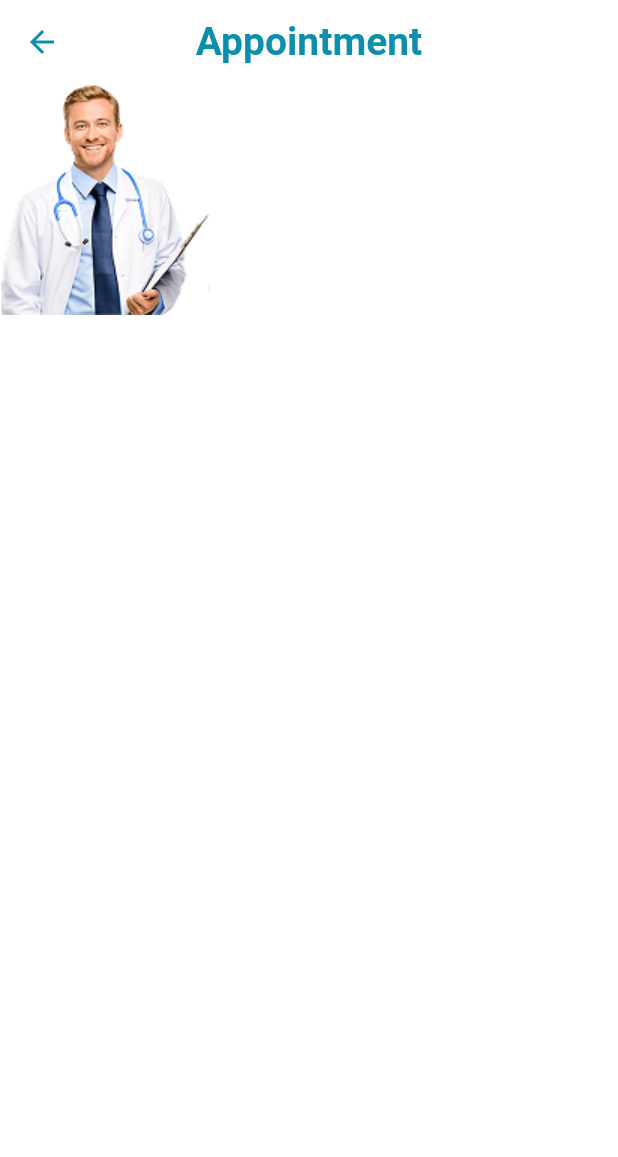
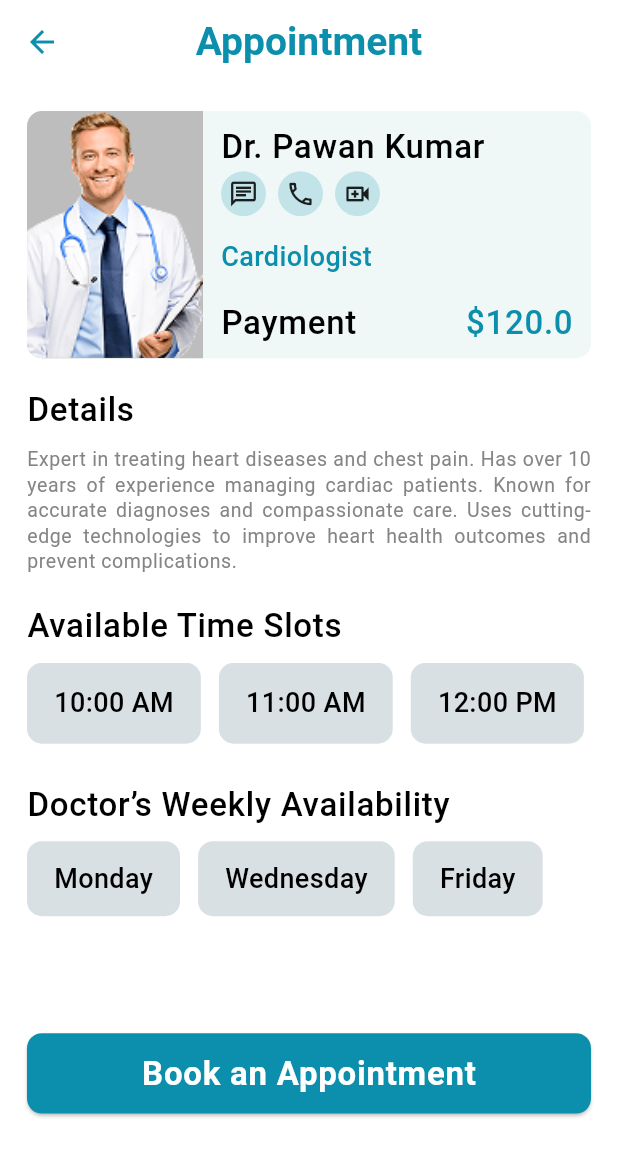
Before and after one commit to Shougotmollik/DocLink, a Flutter app: the HomeScreen screen opened directly, after a tap on "Dr. Pawan Kumar", on a phone screen of 412 x 824 dp. Shown: the top 1157 px of the screen. Run offline on Flutter 3.47's test engine with Material 3 defaults, Android fonts, the light colour scheme and no system bars; our stand-ins replace carousel_slider, flutter_svg, get, google_fonts.

Commit message:
- design doctor details screen

```diff
--- a/lib/controller_binder.dart
+++ b/lib/controller_binder.dart
@@ -1,4 +1,5 @@
 import 'package:doclink/controllers/auth_controller.dart';
+import 'package:doclink/controllers/doctor_appointment_controller.dart';
 import 'package:doclink/controllers/home_controller.dart';
 import 'package:doclink/controllers/nav_bar_controller.dart';
 import 'package:doclink/controllers/profile_controller.dart';
@@ -11,5 +12,8 @@ class ControllerBinder extends Bindings {
     Get.lazyPut<NavBarController>(() => NavBarController());
     Get.lazyPut<ProfileController>(() => ProfileController());
     Get.lazyPut<HomeController>(() => HomeController());
+    Get.lazyPut<DoctorAppointmentController>(
+      () => DoctorAppointmentController(),
+    );
   }
 }
--- /dev/null
+++ b/lib/controllers/doctor_appointment_controller.dart
@@ -0,0 +1,14 @@
+import 'package:get/get.dart';
+
+class DoctorAppointmentController extends GetxController {
+  RxString selectedHour = ''.obs;
+  RxString selectedDay = ''.obs;
+
+  void selectHour(String hour) {
+    selectedHour.value = hour;
+  }
+
+  void selectDay(String day) {
+    selectedDay.value = day;
+  }
+}
--- a/lib/controllers/home_controller.dart
+++ b/lib/controllers/home_controller.dart
@@ -1,3 +1,4 @@
+import 'package:doclink/views/home/model/banner_model.dart';
 import 'package:doclink/views/home/model/category_model.dart';
 import 'package:doclink/views/home/model/doctor_model.dart';
 import 'package:get/get.dart';
@@ -18,43 +19,94 @@ class HomeController extends GetxController {
       name: 'Dr. Pawan Kumar',
       specialization: 'Cardiologist',
       description:
-          'Expert in treating heart diseases and chest pain. Has over 10 years of experience managing cardiac patients. Known for accurate diagnoses and compassionate care.',
+          'Expert in treating heart diseases and chest pain. Has over 10 years of experience managing cardiac patients. Known for accurate diagnoses and compassionate care. Uses cutting-edge technologies to improve heart health outcomes and prevent complications.',
       imagePath: 'assets/images/doctor1.png',
+      rating: 4.8,
+      fees: 120,
+      workingDays: ['Monday', 'Wednesday', 'Friday'],
+      workingHours: [
+        '10:00 AM',
+        '11:00 AM',
+        '12:00 PM',
+        '01:00 PM',
+        '02:00 PM',
+      ],
     ),
     DoctorModel(
       name: 'Dr. Ayesha Rahman',
       specialization: 'Dermatologist',
       description:
-          'Specialist in skin, hair, and nail disorders. Skilled in both cosmetic and medical dermatology. Provides modern solutions for acne, eczema, and pigmentation.',
-      imagePath: 'assets/images/doctor1.png',
+          'Specialist in skin, hair, and nail disorders. Skilled in both cosmetic and medical dermatology. Provides modern solutions for acne, eczema, and pigmentation. Focuses on long-term skin care strategies and improving patients’ confidence.',
+      imagePath: 'assets/images/doctor2.png',
+      rating: 4.7,
+      fees: 100,
+      workingDays: ['Tuesday', 'Thursday'],
+      workingHours: ['09:00 AM', '10:00 AM', '11:00 AM', '12:00 PM'],
     ),
     DoctorModel(
       name: 'Dr. Shuvo Chatterjee',
       specialization: 'Pediatrician',
       description:
-          'Focused on child development and vaccinations. Provides expert care from newborn to adolescent. Friendly approach makes kids feel at ease during visits.',
+          'Focused on child development and vaccinations. Provides expert care from newborn to adolescent. Friendly approach makes kids feel at ease during visits. Offers guidance to parents on nutrition, milestones, and preventive health.',
       imagePath: 'assets/images/doctor1.png',
+      rating: 4.9,
+      fees: 90,
+      workingDays: ['Monday', 'Wednesday', 'Saturday'],
+      workingHours: ['10:00 AM', '11:00 AM', '12:00 PM', '01:00 PM'],
     ),
     DoctorModel(
       name: 'Dr. Nusrat Islam',
       specialization: 'Gynecologist',
       description:
-          'Women\'s reproductive health expert. Handles pregnancy, menstruation, fertility, and menopause care. Offers personalized support with a warm and respectful approach.',
-      imagePath: 'assets/images/doctor1.png',
+          'Women\'s reproductive health expert. Handles pregnancy, menstruation, fertility, and menopause care. Offers personalized support with a warm and respectful approach. Known for educating women on holistic health and lifestyle improvements.',
+      imagePath: 'assets/images/doctor3.png',
+      rating: 4.6,
+      fees: 110,
+      workingDays: ['Tuesday', 'Thursday'],
+      workingHours: ['11:00 AM', '12:00 PM', '01:00 PM', '02:00 PM'],
     ),
     DoctorModel(
       name: 'Dr. Rahat Hossain',
       specialization: 'Neurologist',
       description:
-          'Handles brain, nerve, and spinal issues. Experienced in treating migraines, epilepsy, and strokes. Dedicated to improving neurological health with advanced treatments.',
-      imagePath: 'assets/images/doctor1.png',
+          'Handles brain, nerve, and spinal issues. Experienced in treating migraines, epilepsy, and strokes. Dedicated to improving neurological health with advanced treatments. Advocates for mental clarity, memory care, and patient education.',
+      imagePath: 'assets/images/doctor4.png',
+      rating: 4.5,
+      fees: 130,
+      workingDays: ['Wednesday', 'Friday'],
+      workingHours: ['10:00 AM', '11:00 AM', '12:00 PM', '01:00 PM'],
     ),
     DoctorModel(
       name: 'Dr. Mehedi Hasan',
       specialization: 'Psychiatrist',
       description:
-          'Helps with mental health and psychological issues. Provides therapy and medication for anxiety, depression, and more. Builds strong doctor-patient trust for recovery.',
+          'Helps with mental health and psychological issues. Provides therapy and medication for anxiety, depression, and more. Builds strong doctor-patient trust for recovery. Emphasizes empathy, listening, and evidence-based practices.',
+      imagePath: 'assets/images/doctor5.png',
+      rating: 4.7,
+      fees: 115,
+      workingDays: ['Monday', 'Thursday'],
+      workingHours: ['09:00 AM', '10:00 AM', '11:00 AM', '12:00 PM'],
+    ),
+  ];
+
+  final List<BannerModel> banners = [
+    BannerModel(
+      name: 'Medical Center',
+      description:
+          'Expert in treating heart diseases and chest pain. Has over 10 years of experience managing cardiac patients. Known for accurate diagnoses and compassionate care. Uses cutting-edge technologies to improve heart health outcomes and prevent complications.',
       imagePath: 'assets/images/doctor1.png',
+    ),
+    BannerModel(
+      name: 'City Cardiology Clinic',
+      description:
+          'Specialized in cardiac emergencies and routine heart checkups. Equipped with advanced diagnostic tools. Staffed with renowned cardiologists.',
+      imagePath: 'assets/images/doctor2.png',
+    ),
+    BannerModel(
+      name: 'HeartCare Hospital',
+      description:
+          'Offers comprehensive cardiac rehabilitation and surgical procedures. Focus on prevention, treatment, and recovery support.',
+      imagePath: 'assets/images/doctor3.png',
     ),
   ];
 }
--- a/lib/routes/app_routes.dart
+++ b/lib/routes/app_routes.dart
@@ -4,6 +4,7 @@ import 'package:doclink/views/appointment/appointment_screen.dart';
 import 'package:doclink/views/auth/sign_in_screen.dart';
 import 'package:doclink/views/auth/sign_up_screen.dart';
 import 'package:doclink/views/auth/splash_screen.dart';
+import 'package:doclink/views/home/doctor_details_list.dart';
 import 'package:doclink/views/home/doctor_list_screen.dart';
 import 'package:doclink/views/main_nav_bar/main_nav_bar_screen.dart';
 import 'package:get/get.dart';
@@ -41,5 +42,11 @@ class AppRoutes {
       transition: Transition.rightToLeft,
       binding: ControllerBinder(),
     ),
+    GetPage(
+      name: RouteNames.doctorDetailScreen,
+      page: () => const DoctorDetailsScreen(),
+      transition: Transition.rightToLeft,
+      binding: ControllerBinder(),
+    ),
   ];
 }
--- a/lib/routes/route_names.dart
+++ b/lib/routes/route_names.dart
@@ -6,4 +6,5 @@ class RouteNames {
   static String mainNavBarScreen = '/mainNavBarScreen';
   static String doctorListScreen = '/doctorListScreen';
   static String appointmentScreen = '/appointmentScreen';
+  static String doctorDetailScreen = '/doctorDetailScreen';
 }
--- a/lib/views/appointment/appointment_screen.dart
+++ b/lib/views/appointment/appointment_screen.dart
@@ -1,21 +1,10 @@
-import 'package:doclink/views/home/model/doctor_model.dart';
-import 'package:doclink/widgets/custom_app_bar.dart';
 import 'package:flutter/material.dart';
-import 'package:get/get.dart';
 
 class AppointmentScreen extends StatelessWidget {
   const AppointmentScreen({super.key});
 
   @override
   Widget build(BuildContext context) {
-    final doctor = Get.arguments as DoctorModel;
-    return Scaffold(
-      appBar: CustomAppBar(titleText: 'Appointment'),
-      body: Column(
-        children: [
-          Row(children: [Image.asset(doctor.imagePath)]),
-        ],
-      ),
-    );
+    return const Scaffold(body: Center(child: Text('I am appointment')));
   }
 }
--- /dev/null
+++ b/lib/views/home/doctor_details_list.dart
@@ -0,0 +1,54 @@
+import 'package:doclink/views/home/model/doctor_model.dart';
+import 'package:doclink/views/home/widgets/appointment_days_widgets.dart';
+import 'package:doclink/views/home/widgets/doctor_details_feature_widget.dart';
+import 'package:doclink/views/home/widgets/appointment_hour_widget.dart';
+import 'package:doclink/widgets/custom_app_bar.dart';
+import 'package:doclink/widgets/custom_elevated_button.dart';
+import 'package:flutter/material.dart';
+import 'package:get/get.dart';
+
+class DoctorDetailsScreen extends StatelessWidget {
+  const DoctorDetailsScreen({super.key});
+
+  @override
+  Widget build(BuildContext context) {
+    final doctor = Get.arguments as DoctorModel;
+
+    final textTheme = Theme.of(context).textTheme;
+    return Scaffold(
+      appBar: const CustomAppBar(titleText: 'Appointment'),
+      body: Padding(
+        padding: const EdgeInsets.all(18.0),
+        child: SingleChildScrollView(
+          child: Column(
+            crossAxisAlignment: CrossAxisAlignment.start,
+            children: [
+              DoctorDetailsFeatureCard(doctor: doctor),
+              const SizedBox(height: 18),
+              Text('Details', style: textTheme.bodyLarge),
+              const SizedBox(height: 8),
+              Text(
+                doctor.description,
+                style: textTheme.bodySmall,
+                textAlign: TextAlign.justify,
+              ),
+              const SizedBox(height: 18),
+              Text('Available Time Slots', style: textTheme.bodyLarge),
+              const SizedBox(height: 8),
+              AppointmentHourWidget(doctor: doctor),
+              const SizedBox(height: 24),
+              Text('Doctor’s Weekly Availability', style: textTheme.bodyLarge),
+              const SizedBox(height: 8),
+              AppointmentDaysWidget(doctor: doctor),
+              const SizedBox(height: 78),
+              CustomElevatedButton(
+                btnText: 'Book an Appointment',
+                onTap: () {},
+              ),
+            ],
+          ),
+        ),
+      ),
+    );
+  }
+}
--- a/lib/views/home/home_screen.dart
+++ b/lib/views/home/home_screen.dart
@@ -1,6 +1,6 @@
 import 'package:doclink/controllers/home_controller.dart';
 import 'package:doclink/routes/route_names.dart';
-import 'package:doclink/views/home/widgets/carousel_view_widget.dart';
+import 'package:doclink/views/home/widgets/home_screen_banner_slider.dart';
 import 'package:doclink/views/home/widgets/categories_card.dart';
 import 'package:doclink/views/home/widgets/categories_section_widget.dart';
 import 'package:doclink/views/home/widgets/custom_home_app_bar.dart';
--- a/lib/views/home/model/doctor_model.dart
+++ b/lib/views/home/model/doctor_model.dart
@@ -1,13 +1,21 @@
 class DoctorModel {
   final String name;
+  final String specialization;
   final String description;
-  final String specialization;
   final String imagePath;
+  final double rating;
+  final double fees;
+  final List<String> workingHours;
+  final List<String> workingDays;
 
   DoctorModel({
     required this.name,
+    required this.specialization,
     required this.description,
-    required this.specialization,
     required this.imagePath,
+    required this.rating,
+    required this.fees,
+    required this.workingHours,
+    required this.workingDays,
   });
 }
--- /dev/null
+++ b/lib/views/home/widgets/appointment_days_widgets.dart
@@ -0,0 +1,62 @@
+import 'package:doclink/controllers/doctor_appointment_controller.dart';
+import 'package:doclink/theme/app_colors.dart';
+import 'package:doclink/views/home/model/doctor_model.dart';
+import 'package:flutter/material.dart';
+import 'package:get/get.dart';
+
+class AppointmentDaysWidget extends StatelessWidget {
+  const AppointmentDaysWidget({
+    super.key,
+    required this.doctor,
+    this.onDaySelected,
+  });
+
+  final DoctorModel doctor;
+  final void Function(String selectedDay)? onDaySelected;
+
+  @override
+  Widget build(BuildContext context) {
+    final textTheme = Theme.of(context).textTheme;
+    final DoctorAppointmentController appointmentController =
+        Get.find<DoctorAppointmentController>();
+
+    return Obx(
+      () => SingleChildScrollView(
+        scrollDirection: Axis.horizontal,
+        child: Row(
+          children: doctor.workingDays.map((day) {
+            final isSelected = appointmentController.selectedDay.value == day;
+            return GestureDetector(
+              onTap: () {
+                appointmentController.selectDay(day);
+                if (onDaySelected != null) {
+                  onDaySelected!(day);
+                }
+              },
+              child: Container(
+                margin: const EdgeInsets.only(right: 12),
+                padding: const EdgeInsets.symmetric(
+                  horizontal: 18,
+                  vertical: 12,
+                ),
+                decoration: BoxDecoration(
+                  color: isSelected
+                      ? AppColors.primary
+                      : AppColors.grey.withAlpha(122),
+                  borderRadius: BorderRadius.circular(10),
+                ),
+                child: Text(
+                  day,
+                  style: textTheme.bodyMedium?.copyWith(
+                    color: isSelected ? AppColors.onPrimary : AppColors.black,
+                    fontWeight: FontWeight.w500,
+                  ),
+                ),
+              ),
+            );
+          }).toList(),
+        ),
+      ),
+    );
+  }
+}
--- /dev/null
+++ b/lib/views/home/widgets/appointment_hour_widget.dart
@@ -0,0 +1,62 @@
+import 'package:doclink/controllers/doctor_appointment_controller.dart';
+import 'package:doclink/theme/app_colors.dart';
+import 'package:doclink/views/home/model/doctor_model.dart';
+import 'package:flutter/material.dart';
+import 'package:get/get.dart';
+
+class AppointmentHourWidget extends StatelessWidget {
+  const AppointmentHourWidget({
+    super.key,
+    required this.doctor,
+    this.onHourSelected,
+  });
+
+  final DoctorModel doctor;
+  final void Function(String selectedHour)? onHourSelected;
+
+  @override
+  Widget build(BuildContext context) {
+    final textTheme = Theme.of(context).textTheme;
+    final DoctorAppointmentController appointmentController =
+        Get.find<DoctorAppointmentController>();
+    return Obx(
+      () => SingleChildScrollView(
+        scrollDirection: Axis.horizontal,
+        child: Row(
+          children: doctor.workingHours.map((hour) {
+            final isSelected = appointmentController.selectedHour.value == hour;
+
+            return GestureDetector(
+              onTap: () {
+                appointmentController.selectHour(hour);
+                if (onHourSelected != null) {
+                  onHourSelected!(hour);
+                }
+              },
+              child: Container(
+                margin: const EdgeInsets.only(right: 12),
+                padding: const EdgeInsets.symmetric(
+                  horizontal: 18,
+                  vertical: 14,
+                ),
+                decoration: BoxDecoration(
+                  color: isSelected
+                      ? AppColors.primary
+                      : AppColors.grey.withAlpha(122),
+                  borderRadius: BorderRadius.circular(10),
+                ),
+                child: Text(
+                  hour,
+                  style: textTheme.bodyMedium?.copyWith(
+                    color: isSelected ? AppColors.onPrimary : AppColors.black,
+                    fontWeight: FontWeight.w500,
+                  ),
+                ),
+              ),
+            );
+          }).toList(),
+        ),
+      ),
+    );
+  }
+}
--- a/lib/views/home/widgets/doctor_card.dart
+++ b/lib/views/home/widgets/doctor_card.dart
@@ -13,8 +13,12 @@ class DoctorCard extends StatelessWidget {
   Widget build(BuildContext context) {
     final textTheme = Theme.of(context).textTheme;
     final size = MediaQuery.of(context).size;
+    void onTap() {
+      Get.toNamed(RouteNames.doctorDetailScreen, arguments: doctor);
+    }
+
     return InkWell(
-      onTap: () => Get.toNamed(RouteNames.appointmentScreen, arguments: doctor),
+      onTap: () => onTap(),
       child: Container(
         height: size.height * 0.22,
         width: double.infinity,
@@ -74,7 +78,7 @@ class DoctorCard extends StatelessWidget {
                       crossAxisAlignment: CrossAxisAlignment.center,
                       children: [
                         ElevatedButton(
-                          onPressed: () {},
+                          onPressed: onTap,
                           child: const Text(
                             'Book',
                             style: TextStyle(
@@ -93,7 +97,7 @@ class DoctorCard extends StatelessWidget {
                             ),
                             const SizedBox(width: 4),
                             Text(
-                              '4.9',
+                              "${doctor.rating}",
                               style: textTheme.bodyMedium?.copyWith(
                                 color: AppColors.black,
                                 fontWeight: FontWeight.bold,
--- /dev/null
+++ b/lib/views/home/widgets/doctor_details_feature_widget.dart
@@ -0,0 +1,101 @@
+import 'package:doclink/theme/app_colors.dart';
+import 'package:doclink/views/home/model/doctor_model.dart';
+import 'package:doclink/views/home/widgets/icon_button.dart';
+import 'package:flutter/material.dart';
+
+class DoctorDetailsFeatureCard extends StatelessWidget {
+  const DoctorDetailsFeatureCard({super.key, required this.doctor});
+
+  final DoctorModel doctor;
+
+  @override
+  Widget build(BuildContext context) {
+    final size = MediaQuery.of(context).size;
+    final textTheme = Theme.of(context).textTheme;
+    return Container(
+      height: size.height * 0.2,
+      decoration: BoxDecoration(
+        color: AppColors.secondary.withAlpha(30),
+        borderRadius: BorderRadius.circular(10),
+      ),
+      padding: const EdgeInsets.only(right: 12),
+      child: Row(
+        spacing: 12,
+        children: [
+          Expanded(
+            flex: 2,
+            child: Container(
+              decoration: BoxDecoration(
+                color: Colors.grey.shade400,
+                borderRadius: const BorderRadius.only(
+                  bottomLeft: Radius.circular(10),
+                  topLeft: Radius.circular(10),
+                ),
+                image: DecorationImage(
+                  image: AssetImage(doctor.imagePath),
+                  fit: BoxFit.cover,
+                ),
+              ),
+            ),
+          ),
+          Expanded(
+            flex: 4,
+            child: Column(
+              crossAxisAlignment: CrossAxisAlignment.start,
+              mainAxisAlignment: MainAxisAlignment.spaceAround,
+              children: [
+                Wrap(
+                  crossAxisAlignment: WrapCrossAlignment.center,
+                  alignment: WrapAlignment.spaceBetween,
+                  spacing: 20,
+                  children: [
+                    Text(doctor.name, style: textTheme.bodyLarge),
+                    Wrap(
+                      crossAxisAlignment: WrapCrossAlignment.center,
+                      alignment: WrapAlignment.spaceBetween,
+                      spacing: 8,
+                      children: [
+                        IconButtonWidget(
+                          onTap: () {},
+                          icon: Icons.chat_outlined,
+                        ),
+                        IconButtonWidget(
+                          onTap: () {},
+                          icon: Icons.call_outlined,
+                        ),
+                        IconButtonWidget(
+                          onTap: () {},
+                          icon: Icons.video_call_outlined,
+                        ),
+                      ],
+                    ),
+                  ],
+                ),
+                Text(
+                  doctor.specialization,
+                  style: textTheme.bodyMedium?.copyWith(
+                    color: Theme.of(context).primaryColor,
+                    fontWeight: FontWeight.w500,
+                    fontSize: 18,
+                  ),
+                ),
+                Row(
+                  mainAxisAlignment: MainAxisAlignment.spaceBetween,
+                  children: [
+                    Text('Payment', style: textTheme.bodyLarge),
+                    Text(
+                      "\$${doctor.fees}",
+                      style: textTheme.bodyLarge?.copyWith(
+                        color: AppColors.primary,
+                      ),
+                    ),
+                  ],
+                ),
+              ],
+            ),
+          ),
+        ],
+      ),
+    );
+  }
+}
--- /dev/null
+++ b/lib/views/home/widgets/icon_button.dart
@@ -0,0 +1,23 @@
+import 'package:doclink/theme/app_colors.dart';
+import 'package:flutter/material.dart';
+
+class IconButtonWidget extends StatelessWidget {
+  final VoidCallback onTap;
+  final IconData icon;
+  const IconButtonWidget({super.key, required this.onTap, required this.icon});
+
+  @override
+  Widget build(BuildContext context) {
+    return InkWell(
+      onTap: onTap,
+      child: Container(
+        padding: const EdgeInsets.all(5),
+        decoration: BoxDecoration(
+          color: AppColors.primary.withAlpha(50),
+          borderRadius: BorderRadius.circular(50),
+        ),
+        child: Icon(icon, size: 20),
+      ),
+    );
+  }
+}
```
Also changed, not shown: assets/images/doctor2.png (added), assets/images/doctor3.png (added), assets/images/doctor4.png (added), assets/images/doctor5.png (added).
